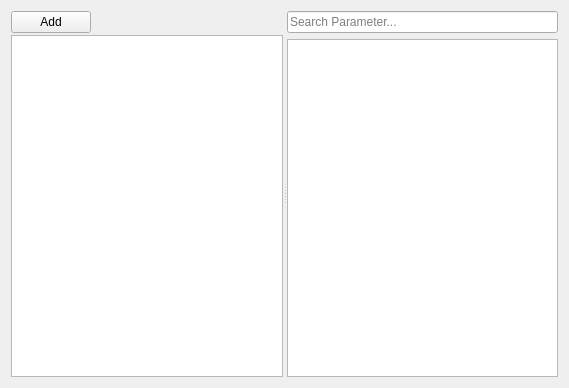
Above: src/option/paramconfigeditor.ui from GAMS-dev/studio before the change. Below: the same form after it.
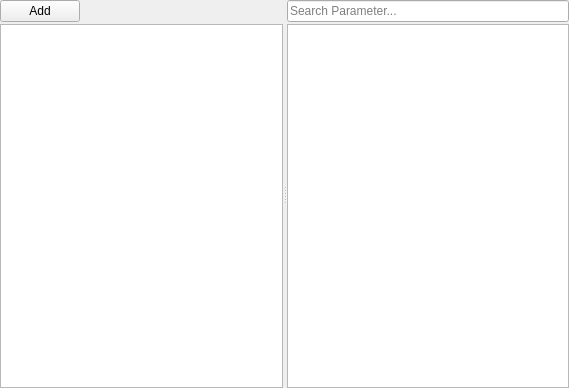
That is the form after the change.

Diff of the .ui file:
```diff
--- a/src/option/paramconfigeditor.ui
+++ b/src/option/paramconfigeditor.ui
@@ -14,6 +14,18 @@
    <string>Form</string>
   </property>
   <layout class="QVBoxLayout" name="verticalLayout">
+   <property name="leftMargin">
+    <number>0</number>
+   </property>
+   <property name="topMargin">
+    <number>0</number>
+   </property>
+   <property name="rightMargin">
+    <number>0</number>
+   </property>
+   <property name="bottomMargin">
+    <number>0</number>
+   </property>
    <item>
     <widget class="QSplitter" name="ParamCfgSplitter">
      <property name="orientation">
@@ -81,6 +93,9 @@
      </widget>
      <widget class="QWidget" name="ParamCfgWidget" native="true">
       <layout class="QVBoxLayout" name="verticalLayout_2">
+       <property name="spacing">
+        <number>2</number>
+       </property>
        <property name="leftMargin">
         <number>0</number>
        </property>
```
